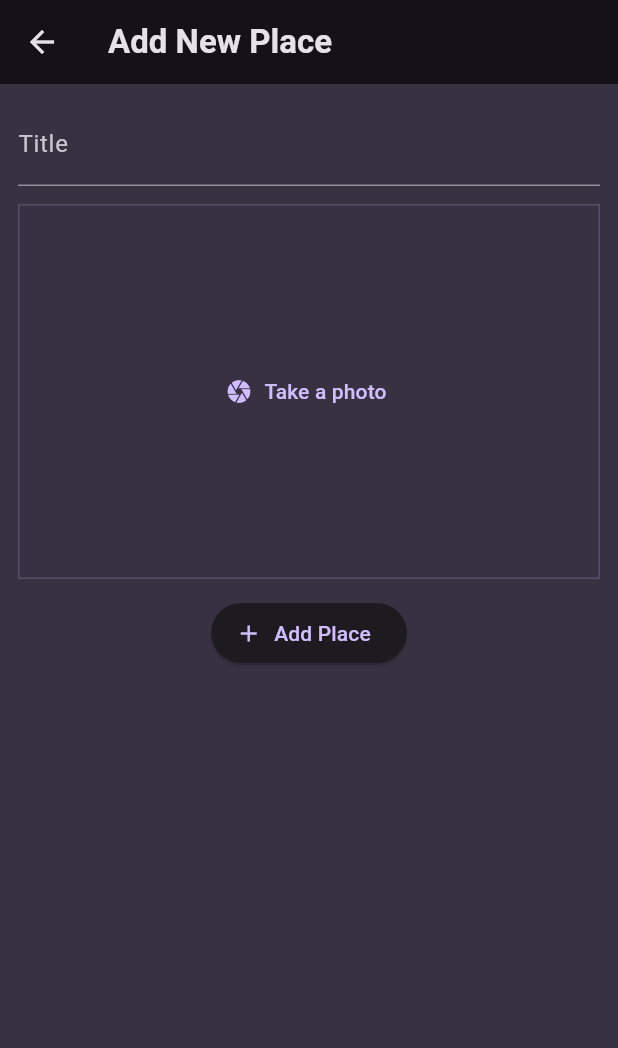
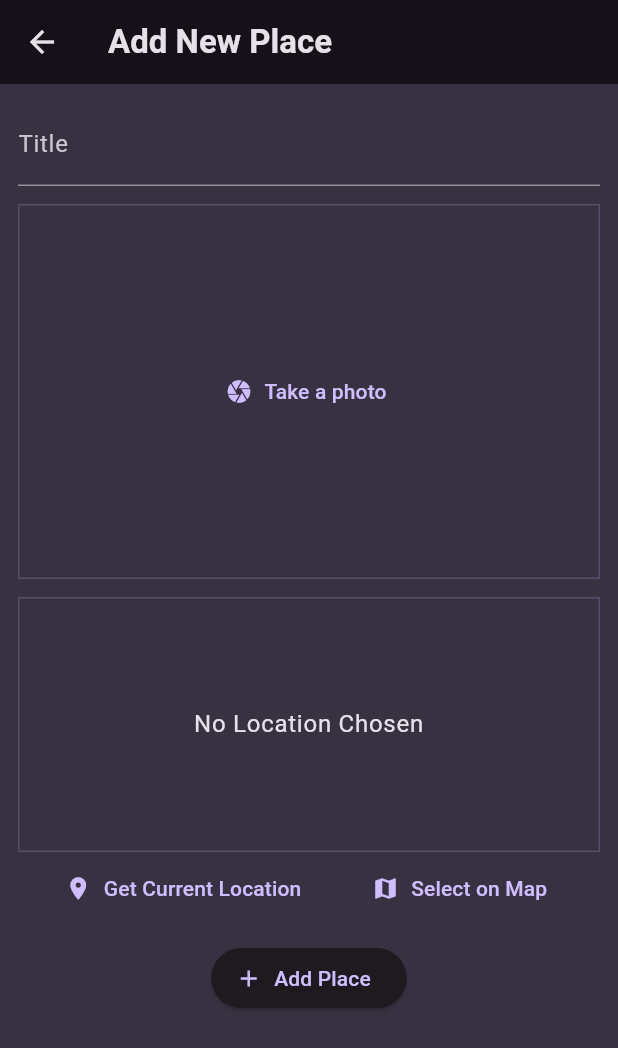
Before and after one commit to RizwanSiddiqui021/Flutter_and_Dart_Udemy, a Flutter app: the AddPlaceScreen screen opened directly, on a phone screen of 412 x 824 dp. Shown: the top 1048 px of the screen. Run offline on Flutter 3.47's test engine with Material 3 defaults, Android fonts, the phone set to English and light mode, and no system bars; our stand-ins replace firebase_auth, firebase_core, flutter_riverpod, google_fonts, image_picker, just_audio and 2 more; accounts and stored records are empty; generated files the repository leaves out were written again.

Commit message:
completed upto M13, V15

```diff
--- a/favorite_places/lib/screens/add_place.dart
+++ b/favorite_places/lib/screens/add_place.dart
@@ -2,6 +2,7 @@
 
 import 'package:favorite_places/providers/user_places.dart';
 import 'package:favorite_places/widgets/image_input.dart';
+import 'package:favorite_places/widgets/location_input.dart';
 import 'package:flutter/material.dart';
 import 'package:flutter_riverpod/flutter_riverpod.dart';
 
@@ -59,6 +60,8 @@
               },
             ),
             const SizedBox(height: 12),
+            LocationInput(),
+            const SizedBox(height: 12),
             ElevatedButton.icon(
               onPressed: _savePlace,
               icon: Icon(Icons.add),
--- a/favorite_places/lib/widgets/image_input.dart
+++ b/favorite_places/lib/widgets/image_input.dart
@@ -1,5 +1,4 @@
 import 'dart:io';
-
 import 'package:flutter/material.dart';
 import 'package:image_picker/image_picker.dart';
 
--- /dev/null
+++ b/favorite_places/lib/widgets/location_input.dart
@@ -0,0 +1,51 @@
+import 'package:flutter/material.dart';
+
+class LocationInput extends StatefulWidget {
+  const LocationInput({super.key});
+
+  @override
+  State<LocationInput> createState() => _LocationInputState();
+}
+
+class _LocationInputState extends State<LocationInput> {
+  @override
+  Widget build(BuildContext context) {
+    return Column(
+      children: [
+        Container(
+          height: 170,
+          width: double.infinity,
+          alignment: Alignment.center,
+          decoration: BoxDecoration(
+            border: Border.all(
+              width: 1,
+              color: Theme.of(context).colorScheme.primary.withOpacity(0.2),
+            ),
+          ),
+          child: Text(
+            'No Location Chosen',
+            textAlign: TextAlign.center,
+            style: Theme.of(context).textTheme.bodyLarge!.copyWith(
+              color: Theme.of(context).colorScheme.onBackground,
+            ),
+          ),
+        ),
+        Row(
+          mainAxisAlignment: MainAxisAlignment.spaceEvenly,
+          children: [
+            TextButton.icon(
+              icon: Icon(Icons.location_on),
+              onPressed: () {},
+              label: Text("Get Current Location"),
+            ),
+            TextButton.icon(
+              icon: Icon(Icons.map),
+              onPressed: () {},
+              label: Text("Select on Map"),
+            ),
+          ],
+        ),
+      ],
+    );
+  }
+}
--- a/favorite_places/pubspec.yaml
+++ b/favorite_places/pubspec.yaml
@@ -38,6 +38,7 @@
   uuid: ^4.5.3
   flutter_riverpod: ^3.3.1
   image_picker: ^1.2.1
+  location: ^8.0.1
 
 dev_dependencies:
   flutter_test:
```
Also changed, not shown: favorite_places/pubspec.lock, 2 other files.
